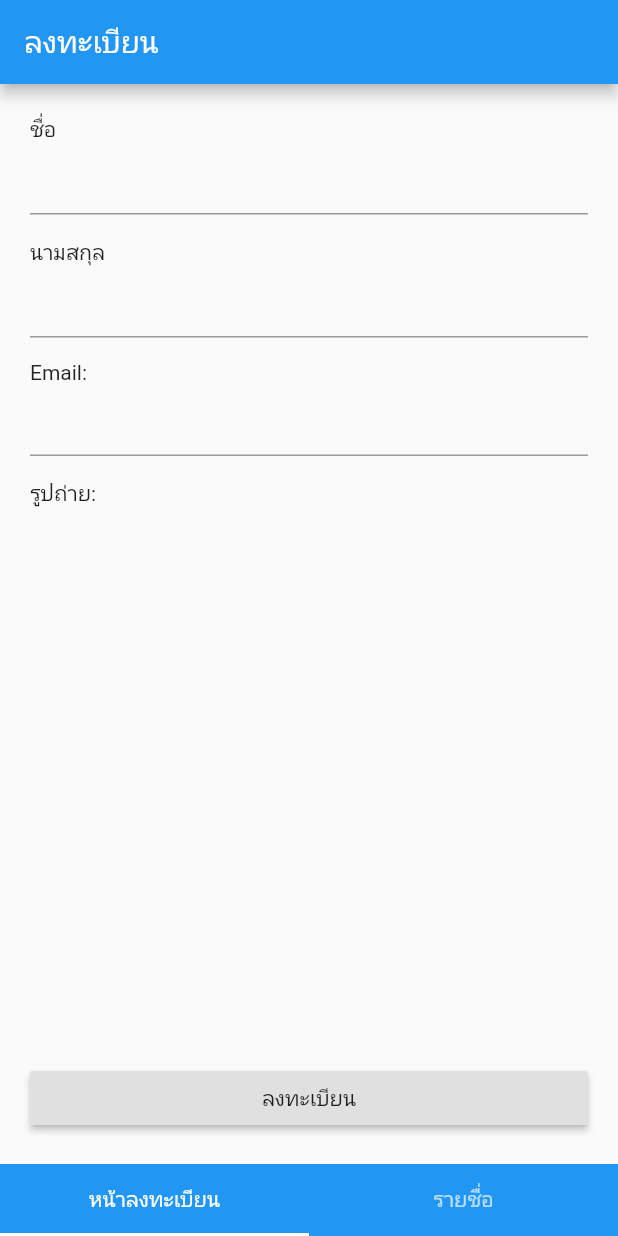
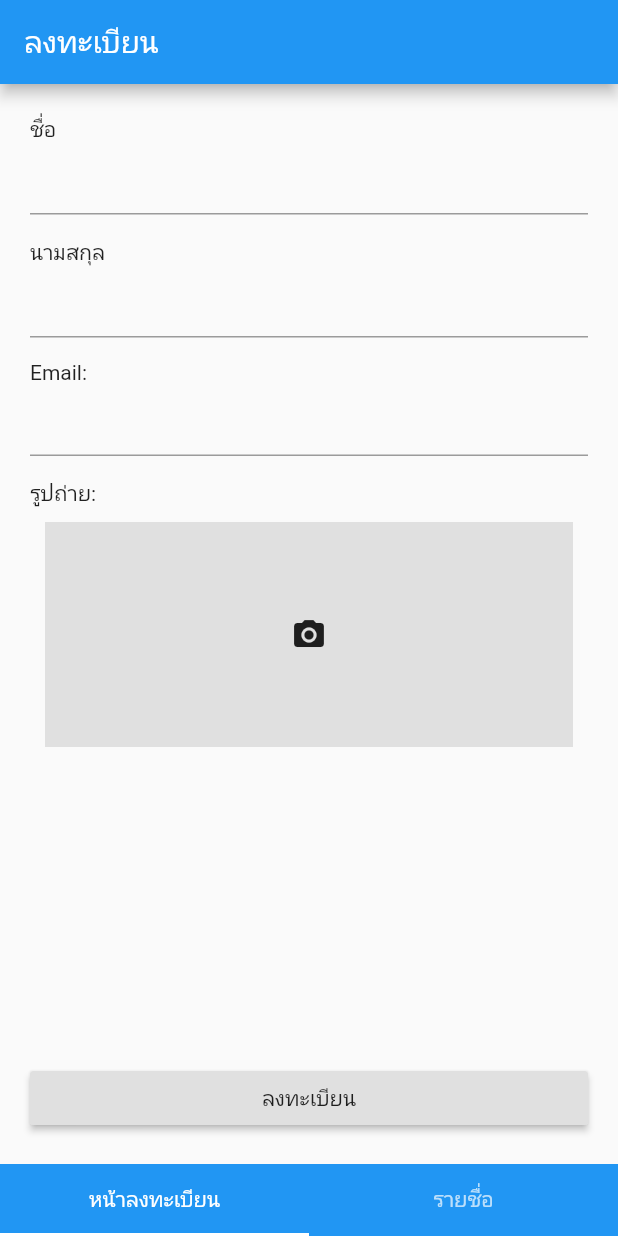
Before and after one commit to teerasej/nextflow-flutter-registration-app-public, a Flutter app: the screen it shows after launch, on a phone screen of 412 x 824 dp. Run offline on Flutter 3.47's test engine with Material 2 defaults, Android fonts, the phone set to English and light mode, and no system bars.

Commit message:
สร้างแถบแสดงรูปภาพ

```diff
--- a/lib/pages/registration_page.dart
+++ b/lib/pages/registration_page.dart
@@ -36,6 +36,18 @@ class _RegisterationPageState extends State<RegisterationPage> {
                 height: 15,
               ),
               Text('รูปถ่าย:'),
+              Container(
+                padding: EdgeInsets.all(10),
+                child: Container(
+                  height: 150,
+                  color: Colors.grey[300],
+                  child: Center(
+                    child: Icon(
+                      Icons.camera_alt,
+                    ),
+                  ),
+                ),
+              ),
               Spacer(),
               SizedBox(
                 width: double.infinity,
```
